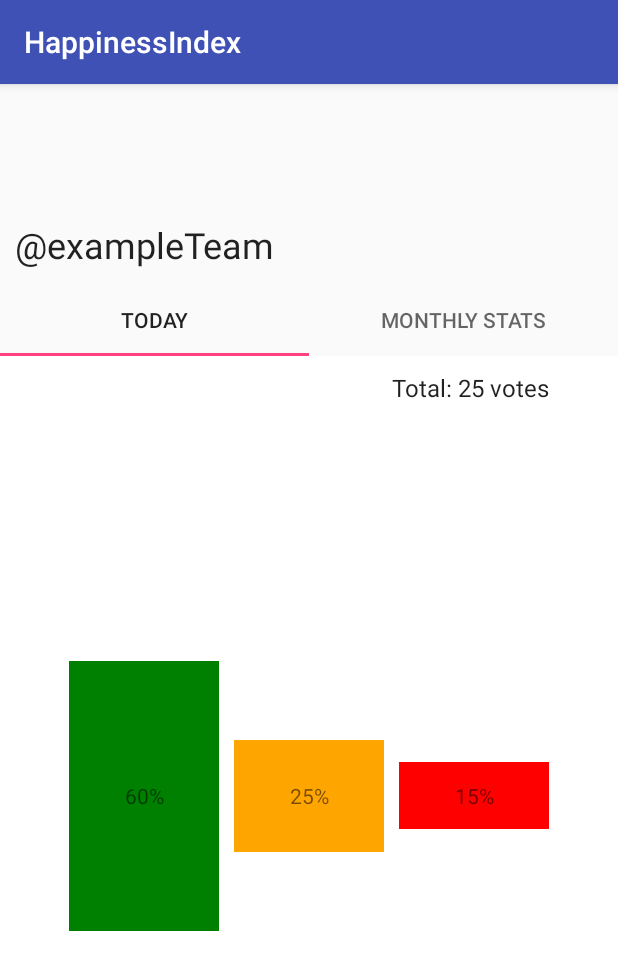
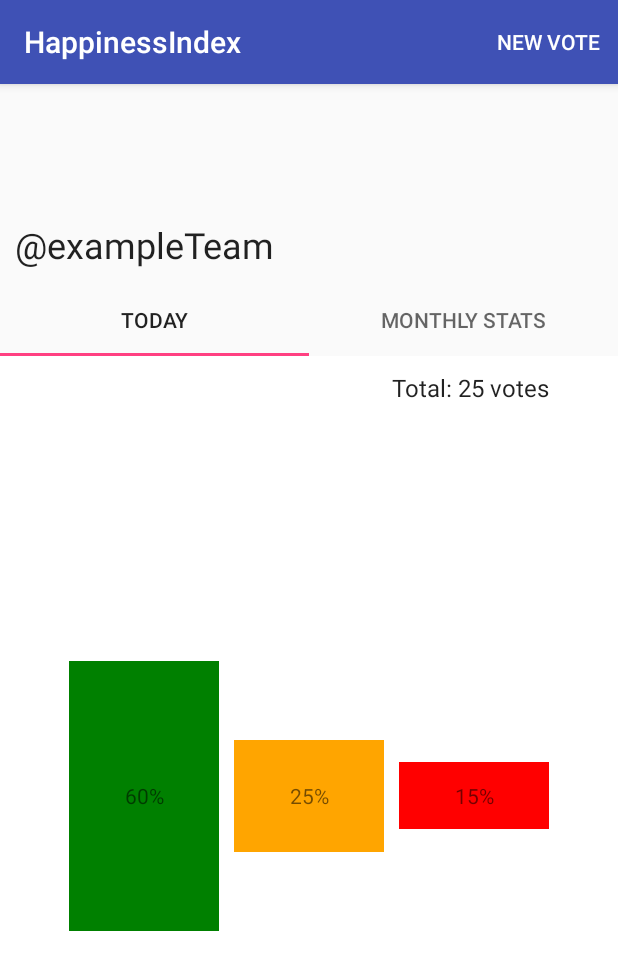
Before and after one commit to AlexandraKapp/HappinessIndex, an Android app: the StatsActivity screen opened directly, with no data from a screen before it, on a phone screen of 412 x 824 dp. Shown: the top 970 px of the screen. Run offline under Robolectric (Android 15) with nearby library versions, the phone set to English and light mode, and no system bars; our stand-ins replace ButterKnife; libraries missing offline, so code that uses them is left out: com.jjoe64.graphview; 1 statement that could not run was skipped.

Commit message:
menu to make a new Vote from Stats Activity

```diff
--- a/app/src/main/java/com/kapp/happinessindex/StatsActivity.java
+++ b/app/src/main/java/com/kapp/happinessindex/StatsActivity.java
@@ -1,17 +1,20 @@
 package com.kapp.happinessindex;
 
+import android.content.Intent;
 import android.database.Cursor;
 import android.net.Uri;
 import android.support.design.widget.TabLayout;
 import android.support.v4.view.ViewPager;
 import android.support.v7.app.AppCompatActivity;
 import android.os.Bundle;
+import android.view.Menu;
+import android.view.MenuItem;
 import android.widget.TextView;
 
 import butterknife.BindView;
 import butterknife.ButterKnife;
 
-public class StatsActivity extends AppCompatActivity implements TabFragment.OnFragmentInteractionListener{
+public class StatsActivity extends AppCompatActivity implements TabFragment.OnFragmentInteractionListener {
 
     @SuppressWarnings("WeakerAccess")
     @BindView(R.id.hashtag_as_title)
@@ -42,7 +45,7 @@
         if (getIntent().getExtras() != null) {
             String hashCode = getIntent().getStringExtra(MainVoteActivity.SELECTED_HASHCODE_KEY);
             mHashCode.setText(hashCode);
-            }
+        }
 
         mAtTeam.setText("@exampleTeam");
 
@@ -55,4 +58,16 @@
     public void onFragmentInteraction(Uri uri) {
 
     }
+
+    @Override
+    public boolean onCreateOptionsMenu(Menu menu) {
+        getMenuInflater().inflate(R.menu.make_new_vote, menu);
+        return true;
+    }
+
+    @Override
+    public boolean onOptionsItemSelected(MenuItem item) {
+        startActivity(new Intent(StatsActivity.this, MainVoteActivity.class));
+        return true;
+    }
 }
--- /dev/null
+++ b/app/src/main/res/menu/make_new_vote.xml
@@ -0,0 +1,8 @@
+<?xml version="1.0" encoding="utf-8"?>
+<menu xmlns:android="http://schemas.android.com/apk/res/android"
+    xmlns:app="http://schemas.android.com/apk/res-auto">
+    <item
+        android:id="@+id/make_new_vote"
+        android:title="@string/menu_title_new_vote"
+        app:showAsAction="always"/>
+</menu>
--- a/app/src/main/res/values/strings.xml
+++ b/app/src/main/res/values/strings.xml
@@ -3,6 +3,7 @@
     <string name="vote_button_text">Vote</string>
     <string name="example_text_teamA">\@teamA</string>
     <string name="example_text_code">#Code</string>
+    <string name="menu_title_new_vote">New Vote</string>
 
     <string-array name="hashcode_options">
         <item>Code</item>
```
